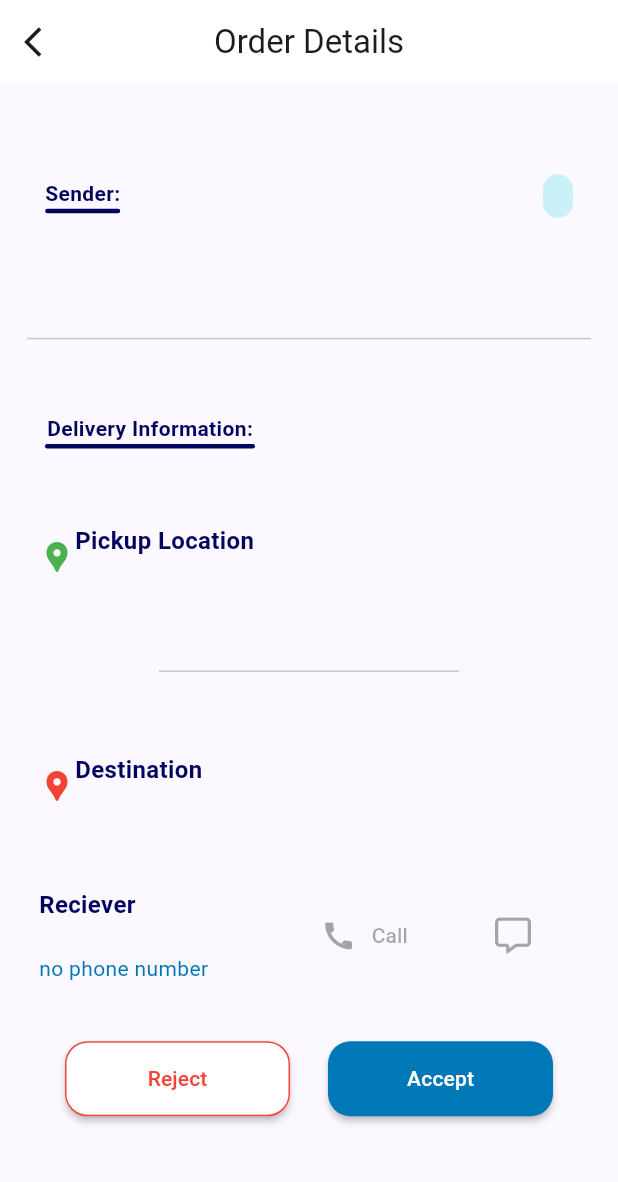
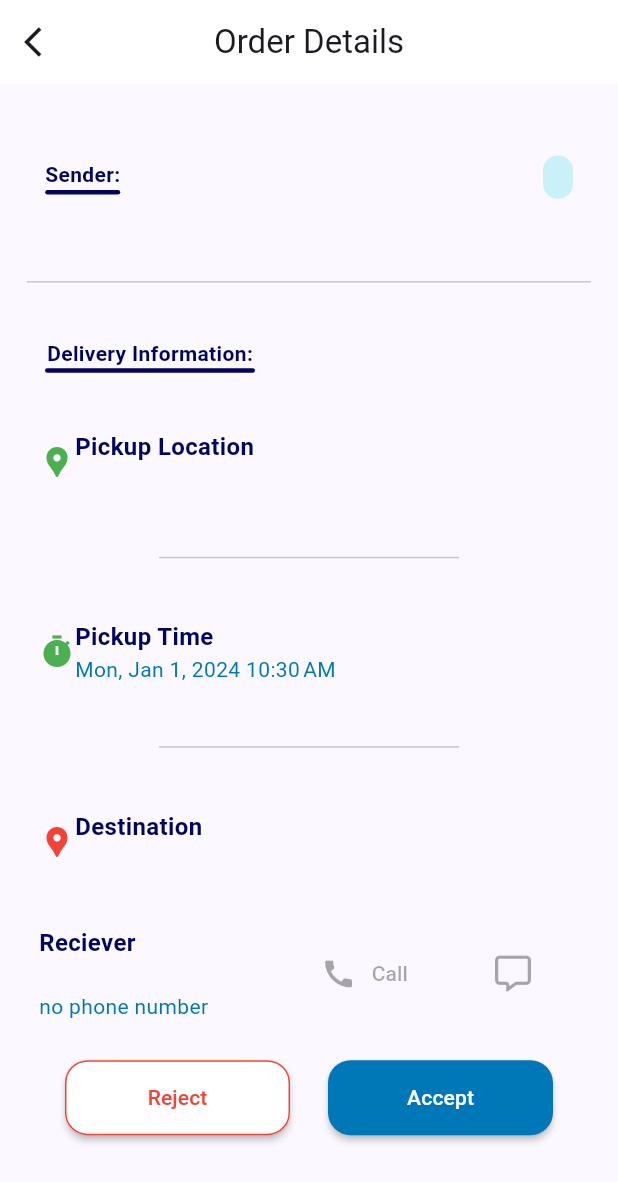
Before and after one commit to Ismail-muhammad123/Dcourier, a Flutter app: the OrderDetails screen opened directly with empty values, on a phone screen of 412 x 824 dp. Shown: the top 1182 px of the screen. Run offline on Flutter 3.47's test engine with Material 2 defaults, Android fonts, the light colour scheme and no system bars; our stand-ins replace camera, cloud_firestore, cloud_functions, firebase_auth, firebase_core, firebase_storage and 7 more; missing offline and left inert: google_maps_flutter_android, google_maps_flutter_platform_interface, onboarding; accounts and stored records are empty; network calls fail; statements that could not run were skipped.

Commit message:
bug fixes

```diff
--- a/lib/pages/auth/login/login.dart
+++ b/lib/pages/auth/login/login.dart
@@ -28,12 +28,14 @@ class _LoginPageState extends State<LoginPage> {
         email: _emailController.text.trim(),
         password: _passwordController.text.trim(),
       );
+
     } on FirebaseAuthException catch (e) {
       print(e.message);
       print(e.code);
       setState(() => _errorMessage = e.message!);
     }
     setState(() => _loading = false);
+
   }
 
   // _registerWithPhoneNumber() async {
@@ -107,7 +109,7 @@ class _LoginPageState extends State<LoginPage> {
                     Text(
                       _errorMessage,
                       textAlign: TextAlign.center,
-                      style: TextStyle(color: Colors.red),
+                      style: const TextStyle(color: Colors.red),
                     ),
                     Padding(
                       padding: const EdgeInsets.all(8.0),
--- a/lib/pages/auth/register/sme.dart
+++ b/lib/pages/auth/register/sme.dart
@@ -44,6 +44,7 @@ class _SMERegistrationPageState extends State<SMERegistrationPage> {
           email: _emailController.text.trim(),
           phoneNumber: _phoneNumberController.text.trim(),
           fullName: _nameController.text.trim(),
+          verified: true,
           accountType: "sme",
         );
         await FirebaseFirestore.instance
@@ -52,19 +53,17 @@ class _SMERegistrationPageState extends State<SMERegistrationPage> {
             .set(
               userprofile.toMap(),
             );
-
         setState(() => _loading = false);
         Navigator.of(context).push(
           MaterialPageRoute(
             builder: (context) => VerificationPage(
               credential: userCred,
-              // phoneNumber: "+234${_phoneNumberController.text.trim()}",
             ),
           ),
         );
       } on FirebaseException catch (e) {
-        setState(() => _loading = false);
         setState(() {
+          _loading = false;
           errorMessage =
               "unable to create account with this email and password";
         });
--- a/lib/pages/auth/register/verification.dart
+++ b/lib/pages/auth/register/verification.dart
@@ -188,7 +188,7 @@ class _VerificationPageState extends State<VerificationPage> {
               padding: const EdgeInsets.all(8.0),
               child: GestureDetector(
                 onTap: () async {
-                  await widget.credential.user!.sendEmailVerification();
+                  // await widget.credential.user!.sendEmailVerification();
                   ScaffoldMessenger.of(context).showSnackBar(
                     const SnackBar(
                       content: Text("Verification email sent"),
--- a/lib/pages/courier/orders/order_details.dart
+++ b/lib/pages/courier/orders/order_details.dart
@@ -235,6 +235,7 @@ class _OrderDetailsState extends State<OrderDetails> {
                                             ],
                                           ),
                                         ),
+                                        const SizedBox(width: 4.0),
                                         MaterialButton(
                                           onPressed: () async {
                                             final Uri smsLaunchUri = Uri(
@@ -291,11 +292,6 @@ class _OrderDetailsState extends State<OrderDetails> {
                               return const Icon(Icons.person);
                             },
                           ),
-                          trailing: Text(
-                            DateFormat.yMMMEd().add_jm().format(
-                                  widget.delivery.pickupTime!.toDate(),
-                                ),
-                          ),
                         ),
                       ),
                 const Divider(),
@@ -351,7 +347,46 @@ class _OrderDetailsState extends State<OrderDetails> {
                             ),
                           ),
                         ],
-                      )
+                      ),
+                    ],
+                  ),
+                ),
+                const Padding(
+                  padding: EdgeInsets.all(8.0),
+                  child: SizedBox(
+                    width: 200,
+                    child: Divider(),
+                  ),
+                ),
+                Padding(
+                  padding: const EdgeInsets.all(8.0),
+                  child: Row(
+                    children: [
+                      const Icon(
+                        Icons.timer,
+                        color: Colors.green,
+                      ),
+                      Column(
+                        crossAxisAlignment: CrossAxisAlignment.start,
+                        children: [
+                          Text(
+                            "Pickup Time",
+                            style: TextStyle(
+                              color: primaryColor,
+                              fontSize: 16,
+                              fontWeight: FontWeight.w600,
+                            ),
+                          ),
+                          Text(
+                            DateFormat.yMMMEd().add_jm().format(
+                                  widget.delivery.pickupTime!.toDate(),
+                                ),
+                            style: TextStyle(
+                              color: accentColor,
+                            ),
+                          ),
+                        ],
+                      ),
                     ],
                   ),
                 ),
@@ -495,29 +530,7 @@ class _OrderDetailsState extends State<OrderDetails> {
                     ? const Center(
                         child: CircularProgressIndicator(),
                       )
-                    : widget.request.status == "accepted"
-                        ? Row(
-                            mainAxisAlignment: MainAxisAlignment.spaceEvenly,
-                            children: [
-                              widget.delivery.status != "enroute" &&
-                                      widget.delivery.status != "delivered"
-                                  ? MaterialButton(
-                                      onPressed: _setDeliveryPicked,
-                                      color: accentColor,
-                                      shape: RoundedRectangleBorder(
-                                        borderRadius: BorderRadius.circular(15),
-                                      ),
-                                      height: 50,
-                                      minWidth: 150,
-                                      child: const Text(
-                                        "set Picked",
-                                        style: TextStyle(
-                                          color: Colors.white,
-                                        ),
-                                      ),
-                                    )
-                                  : const SizedBox(),
-                              widget.delivery.status != "delivered"
+                    : widget.delivery.status == "enroute"
                         ? MaterialButton(
                             onPressed: _setDeliveryDelivered,
                             color: accentColor,
@@ -533,11 +546,11 @@ class _OrderDetailsState extends State<OrderDetails> {
                               ),
                             ),
                           )
-                                  : const SizedBox()
-                            ],
-                          )
+                        : widget.delivery.status == "delivered"
+                            ? const SizedBox()
                             : Row(
-                            mainAxisAlignment: MainAxisAlignment.spaceEvenly,
+                                mainAxisAlignment:
+                                    MainAxisAlignment.spaceEvenly,
                                 children: [
                                   MaterialButton(
                                     onPressed: _rejectRequest,
--- a/lib/pages/home.dart
+++ b/lib/pages/home.dart
@@ -73,12 +73,14 @@ class _HomePageState extends State<HomePage> {
         );
         break;
       case "courier":
+        if (profile.data()!['verified'] == false) {
           ScaffoldMessenger.of(context).showSnackBar(
             const SnackBar(
               content: Text(
                   "Your Account is not verified yet, you will not be able to accept any delivery"),
             ),
           );
+        }
         Navigator.of(context).pushReplacement(
           MaterialPageRoute(
             builder: (context) => const CourierHome(),
--- a/lib/pages/sme/available_couriers.dart
+++ b/lib/pages/sme/available_couriers.dart
@@ -112,6 +112,8 @@ class _AvailableCourierCardState extends State<AvailableCourierCard> {
 
   _createRequest(Profile courier) async {
     setState(() => _isLoading = true);
+
+
     var uid = FirebaseAuth.instance.currentUser!.uid;
     var prevReq = await FirebaseFirestore.instance
         .collection("requests")
--- a/lib/pages/wallet/withdraw.dart
+++ b/lib/pages/wallet/withdraw.dart
@@ -124,8 +124,7 @@ class _WithdrawMoneyPageState extends State<WithdrawMoneyPage> {
         ),
       );
       Navigator.of(context).pop();
-    }
-
+    } else {
       await showDialog(
         context: context,
         builder: (context) => AlertDialog(
@@ -144,6 +143,7 @@ class _WithdrawMoneyPageState extends State<WithdrawMoneyPage> {
           ],
         ),
       );
+    }
   }
 
   @override
```
Also changed, not shown: lib/pages/auth/register/courier.dart (+3 -5 lines), lib/pages/courier/account/account_tab.dart (+19 -5 lines), lib/pages/courier/home/home_tab.dart (+15 -3 lines), lib/pages/courier/orders/delivery_request.dart (+2 -5 lines), lib/pages/courier/orders/history.dart (+6 -2 lines), lib/pages/courier/profile/edit_profile.dart (+11 -5 lines), lib/pages/sme/tracking/tracking_details.dart (+21 -36 lines), lib/pages/wallet/wallet_home.dart (+19 -12 lines), 1 other file. Lines whose indentation alone changed are shown as unchanged.
